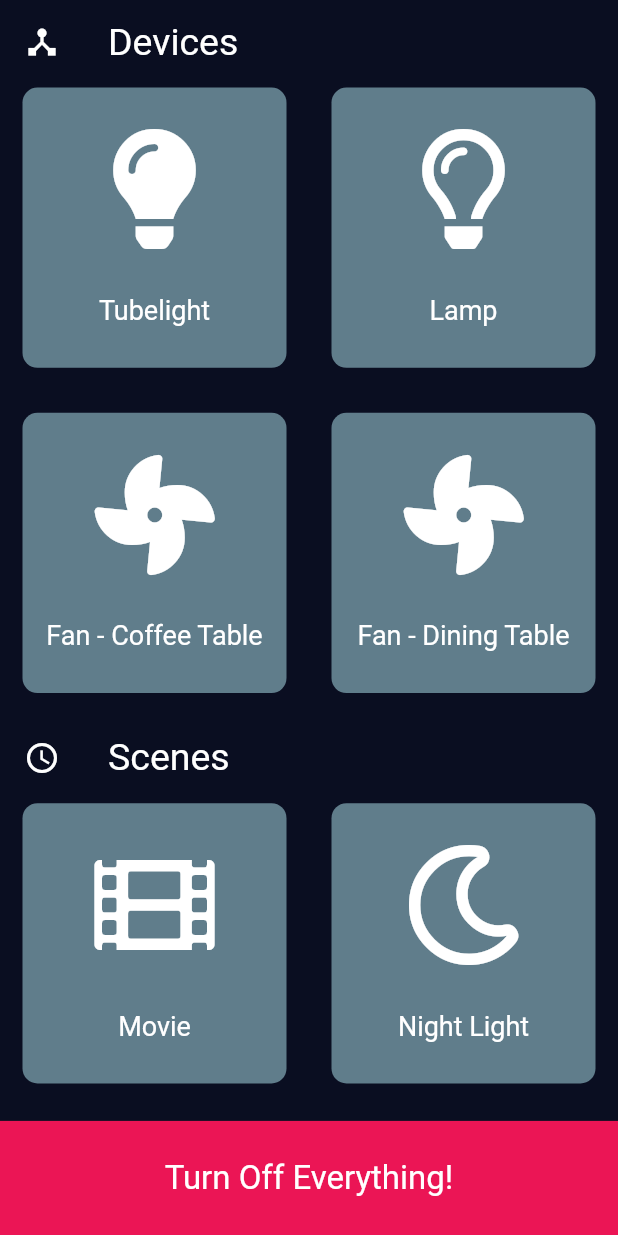
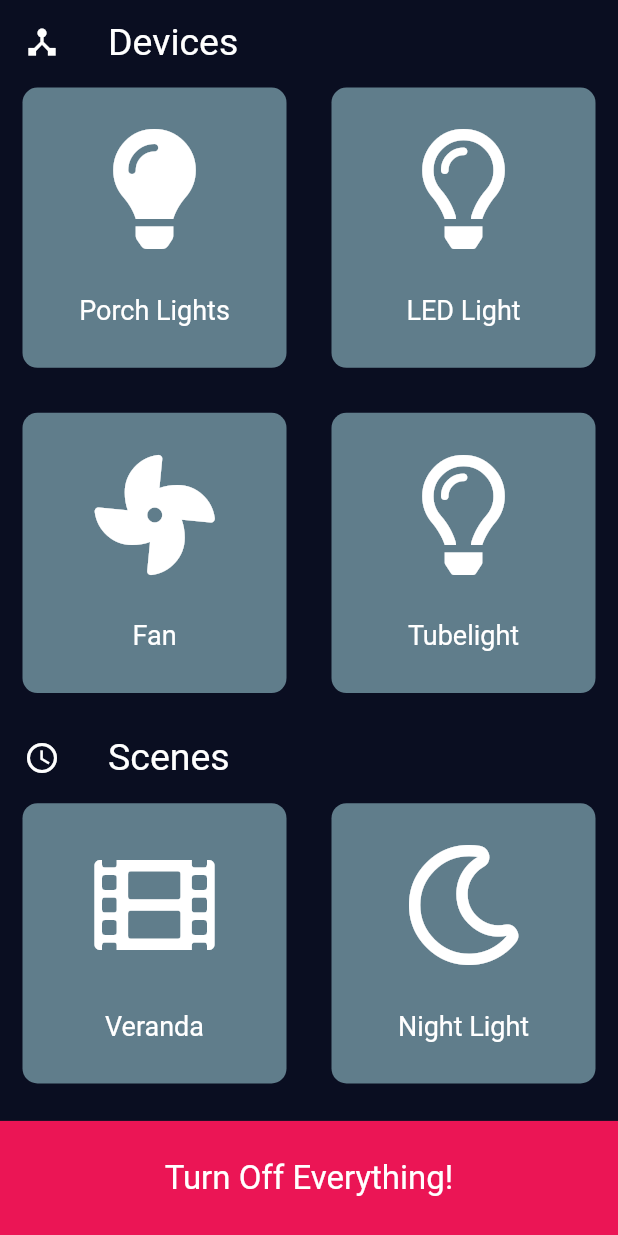
Before and after one commit to SahilKr24/boltiot-control-app, a Flutter app: the Controls screen opened by its route, after a tap on "Night Light", on a phone screen of 412 x 824 dp. Run offline on Flutter 3.47's test engine with Material 2 defaults, Android fonts, the phone set to English and light mode, and no system bars; our stand-ins replace flushbar, font_awesome_flutter, modal_progress_hud, shared_preferences; accounts and stored records are empty; network calls fail.

Commit message:
renamed tabs

```diff
--- a/lib/components/networking.dart
+++ b/lib/components/networking.dart
@@ -9,13 +9,13 @@ import 'package:shared_preferences/shared_preferences.dart';
     final SharedPreferences myPrefs = await SharedPreferences.getInstance();
     apikey = myPrefs.getString('apikey');
     deviceid = myPrefs.getString('deviceid');
-    print(apikey);
-    print(deviceid);
+    // print(apikey);
+    // print(deviceid);
   }
 
   Future getData(int pin,String state) async{
     final String baseUrl = "https://cloud.boltiot.com/remote/${apikey}/digitalWrite?pin=${pin}&state=${state}&deviceName=${deviceid}";
-    print(baseUrl);
+    //print(baseUrl);
     http.Response response = await http.get(baseUrl);
     if(response.statusCode==200){
       String data = response.body;
@@ -30,7 +30,7 @@ import 'package:shared_preferences/shared_preferences.dart';
 
   Future getMultiData(String pins,String states) async{
     final String baseUrl = "https://cloud.boltiot.com/remote/${apikey}/digitalMultiWrite?pins=${pins}&states=${states}&deviceName=${deviceid}";
-    print(baseUrl);
+    //print(baseUrl);
     http.Response response = await http.get(baseUrl);
     if(response.statusCode==200){
       String data = response.body;
--- a/lib/main.dart
+++ b/lib/main.dart
@@ -15,8 +15,8 @@ bool firstrun;
 Future<Widget> getState() async {
   final sharedPrefs = await SharedPreferences.getInstance();
   firstrun = sharedPrefs.getBool('firstrun') ?? true;
-  print("Firstrun?");
-  print(firstrun);
+  // print("Firstrun?");
+  // print(firstrun);
   initRoute = firstrun ? Credentials.id : Controls.id;
   return Automation();
 }
--- a/lib/screens/controls.dart
+++ b/lib/screens/controls.dart
@@ -27,7 +27,7 @@ class _ControlsState extends State<Controls> {
   }
 
   toggleActive(int index) async {
-    var res = await networking.getData(index, active[index] ? "LOW" : "HIGH");
+    var res = await networking.getData(index, active[index] ? "HIGH" : "LOW");
       if(res['success']==1){
         setState(() {
         active[index] = !active[index];
@@ -41,7 +41,7 @@ class _ControlsState extends State<Controls> {
   }
   toggleScene(int index) async {
     if(index == 0){
-     var res = await networking.getMultiData('1,2,3,4','LOW,HIGH,LOW,LOW');
+     var res = await networking.getMultiData('1,2,3,4','HIGH,LOW,HIGH,HIGH');
      if(res['success']==1){
        setState(() {
         active[1]=false;active[2]=true;active[3]=false;active[4]=false;active[5]=false;active[6]=true;
@@ -52,10 +52,10 @@ class _ControlsState extends State<Controls> {
      }
     }
     if(index == 1){
-      var res = await networking.getMultiData('1,2,3,4','HIGH,LOW,HIGH,LOW');
+      var res = await networking.getMultiData('1,2,3,4','HIGH,LOW,LOW,HIGH');
       if(res['success']==1){
       setState(() {
-        active[1]=true;active[2]=false;active[3]=true;active[4]=false;active[5]=true;active[6]=false;
+        active[1]=false;active[2]=true;active[3]=true;active[4]=false;active[5]=true;active[6]=false;
       });
       }
       else{
@@ -66,8 +66,8 @@ class _ControlsState extends State<Controls> {
   }
 
   killAll() async {
-     var res = await networking.getMultiData('1,2,3,4','LOW,LOW,LOW,LOW');
-      if(res ==1){
+     var res = await networking.getMultiData('1,2,3,4','HIGH,HIGH,HIGH,HIGH');
+      if(res['success']==1){
         setState(() {
         active[1]=false;active[2]=false;active[3]=false;active[4]=false;active[5]=false;active[6]=false;
       });
@@ -118,7 +118,7 @@ class _ControlsState extends State<Controls> {
                     colour: active[1] ? Colors.lightBlue: Colors.blueGrey,
                     cardChild: Icon_Data(
                       icon: FontAwesomeIcons.solidLightbulb,
-                      text: 'Tubelight',
+                      text: 'Porch Lights',
                     ),
                     onPress: () {
                         toggleActive(1);
@@ -129,7 +129,7 @@ class _ControlsState extends State<Controls> {
                     colour: active[2] ? Colors.lightBlue: Colors.blueGrey,
                     cardChild: Icon_Data(
                       icon: FontAwesomeIcons.lightbulb,
-                      text: 'Lamp',
+                      text: 'LED Light',
                     ),
                     onPress: () {
                       //card tap action
@@ -148,7 +148,7 @@ class _ControlsState extends State<Controls> {
                     colour: active[3] ? Colors.lightBlue: Colors.blueGrey,
                     cardChild: Icon_Data(
                       icon: FontAwesomeIcons.fan,
-                      text: 'Fan - Coffee Table',
+                      text: 'Fan',
                     ),
                     onPress: () {
                       //card tap action
@@ -159,8 +159,8 @@ class _ControlsState extends State<Controls> {
                       child: ReuseableCard(
                     colour: active[4] ? Colors.lightBlue: Colors.blueGrey,
                     cardChild: Icon_Data(
-                      icon: FontAwesomeIcons.fan,
-                      text: 'Fan - Dining Table',
+                      icon: FontAwesomeIcons.lightbulb,
+                      text: 'Tubelight',
                     ),
                     onPress: () {
                       //card tap action
@@ -200,7 +200,7 @@ class _ControlsState extends State<Controls> {
                     colour: active[5] ? Colors.lightBlue: Colors.blueGrey,
                     cardChild: Icon_Data(
                       icon: FontAwesomeIcons.film,
-                      text: 'Movie',
+                      text: 'Veranda',
                     ),
                     onPress: () {
                       //card tap action
```
Also changed, not shown: 1 other file.
